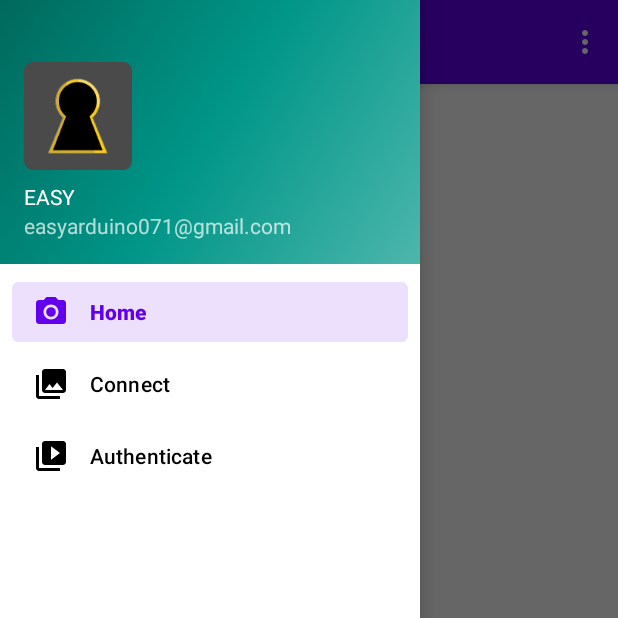
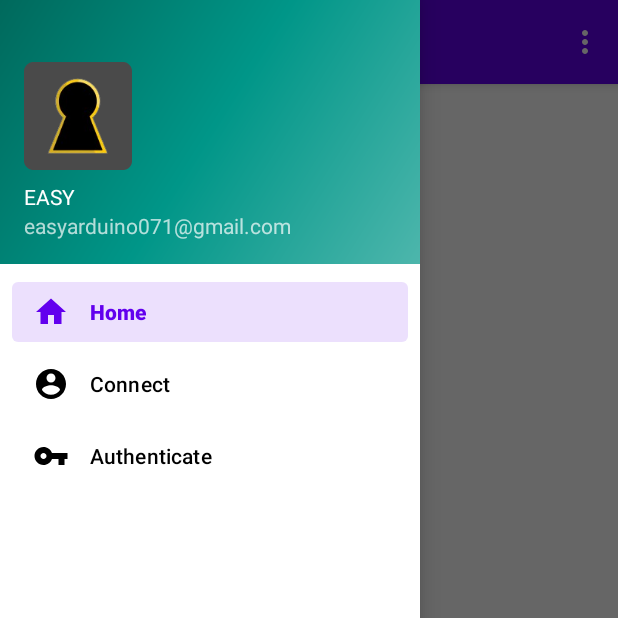
Before and after one commit to guilhemmgt/iot-easy-app, an Android app: the screen it shows after launch (MainActivity), with the side drawer open, on a phone screen of 412 x 824 dp, the top half of it. Run offline under Robolectric (Android 15) with nearby library versions, the light colour scheme and no system bars; our stand-ins replace navigation-ui; 1 statement that could not run was skipped.

Commit message:
change icons

```diff
--- /dev/null
+++ b/app/src/main/res/drawable/ic_baseline_account_circle_24.xml
@@ -0,0 +1,10 @@
+<vector xmlns:android="http://schemas.android.com/apk/res/android"
+    android:width="24dp"
+    android:height="24dp"
+    android:viewportWidth="24"
+    android:viewportHeight="24"
+    android:tint="?attr/colorControlNormal">
+  <path
+      android:fillColor="@android:color/white"
+      android:pathData="M12,2C6.48,2 2,6.48 2,12s4.48,10 10,10 10,-4.48 10,-10S17.52,2 12,2zM12,5c1.66,0 3,1.34 3,3s-1.34,3 -3,3 -3,-1.34 -3,-3 1.34,-3 3,-3zM12,19.2c-2.5,0 -4.71,-1.28 -6,-3.22 0.03,-1.99 4,-3.08 6,-3.08 1.99,0 5.97,1.09 6,3.08 -1.29,1.94 -3.5,3.22 -6,3.22z"/>
+</vector>
--- /dev/null
+++ b/app/src/main/res/drawable/ic_baseline_home_24.xml
@@ -0,0 +1,10 @@
+<vector xmlns:android="http://schemas.android.com/apk/res/android"
+    android:width="24dp"
+    android:height="24dp"
+    android:viewportWidth="24"
+    android:viewportHeight="24"
+    android:tint="?attr/colorControlNormal">
+  <path
+      android:fillColor="@android:color/white"
+      android:pathData="M10,20v-6h4v6h5v-8h3L12,3 2,12h3v8z"/>
+</vector>
--- /dev/null
+++ b/app/src/main/res/drawable/ic_baseline_vpn_key_24.xml
@@ -0,0 +1,10 @@
+<vector xmlns:android="http://schemas.android.com/apk/res/android"
+    android:width="24dp"
+    android:height="24dp"
+    android:viewportWidth="24"
+    android:viewportHeight="24"
+    android:tint="?attr/colorControlNormal">
+  <path
+      android:fillColor="@android:color/white"
+      android:pathData="M12.65,10C11.83,7.67 9.61,6 7,6c-3.31,0 -6,2.69 -6,6s2.69,6 6,6c2.61,0 4.83,-1.67 5.65,-4H17v4h4v-4h2v-4H12.65zM7,14c-1.1,0 -2,-0.9 -2,-2s0.9,-2 2,-2 2,0.9 2,2 -0.9,2 -2,2z"/>
+</vector>
--- a/app/src/main/res/menu/activity_main_drawer.xml
+++ b/app/src/main/res/menu/activity_main_drawer.xml
@@ -6,15 +6,15 @@
     <group android:checkableBehavior="single">
         <item
             android:id="@+id/nav_home"
-            android:icon="@drawable/ic_menu_camera"
+            android:icon="@drawable/ic_baseline_home_24"
             android:title="@string/menu_home" />
         <item
             android:id="@+id/nav_connect"
-            android:icon="@drawable/ic_menu_gallery"
+            android:icon="@drawable/ic_baseline_account_circle_24"
             android:title="@string/menu_connect" />
         <item
             android:id="@+id/nav_authenticate"
-            android:icon="@drawable/ic_menu_slideshow"
+            android:icon="@drawable/ic_baseline_vpn_key_24"
             android:title="@string/menu_Authenticate" />
     </group>
 </menu>
```
